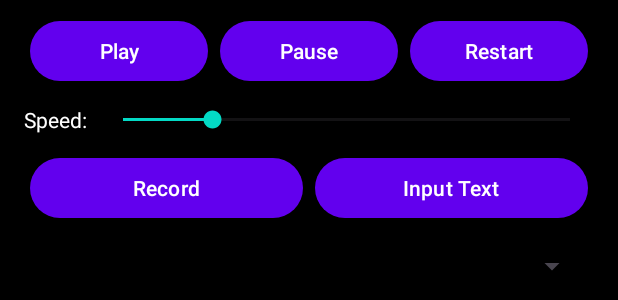
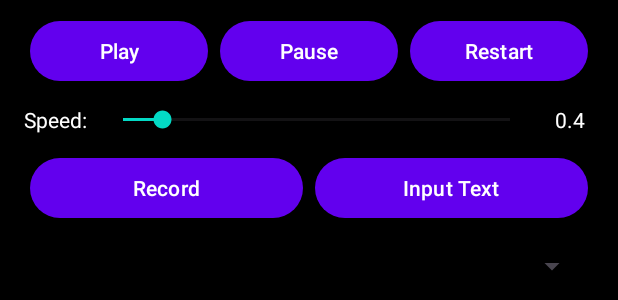
Before and after one commit to c-daniele/teleprompter, an Android app: the layout activity_main.xml on its own in the app's theme, with its tools: preview values and no code run, on a phone screen of 412 x 824 dp. Shown: the part 922-1222 px from the top of the screen. Run offline under Robolectric (Android 15) with nearby library versions, the phone set to English and light mode, and no system bars; plain views replace PreviewView.

Commit message:
* fix vari

```diff
--- a/android-teleprompter/app/src/main/AndroidManifest.xml
+++ b/android-teleprompter/app/src/main/AndroidManifest.xml
@@ -8,6 +8,7 @@
         android:maxSdkVersion="28" />
     <uses-permission android:name="android.permission.READ_EXTERNAL_STORAGE"
         android:maxSdkVersion="32" />
+    <uses-permission android:name="android.permission.WAKE_LOCK" />
 
     <uses-feature android:name="android.hardware.camera" android:required="true" />
     <uses-feature android:name="android.hardware.camera.front" android:required="false" />
--- a/android-teleprompter/app/src/main/res/layout/activity_main.xml
+++ b/android-teleprompter/app/src/main/res/layout/activity_main.xml
@@ -114,8 +114,18 @@
                 android:layout_width="0dp"
                 android:layout_height="wrap_content"
                 android:layout_weight="1"
-                android:max="5"
-                android:progress="1" />
+                android:max="100"
+                android:progress="10" />
+
+            <TextView
+                android:id="@+id/speedValue"
+                android:layout_width="wrap_content"
+                android:layout_height="wrap_content"
+                android:text="0.4"
+                android:textColor="@android:color/white"
+                android:layout_marginStart="8dp"
+                android:minWidth="32dp"
+                android:gravity="center" />
 
         </LinearLayout>
 
```
Also changed, not shown: android-teleprompter/app/src/main/java/com/teleprompter/MainActivity.kt (+53 -5 lines), 1 other file.
